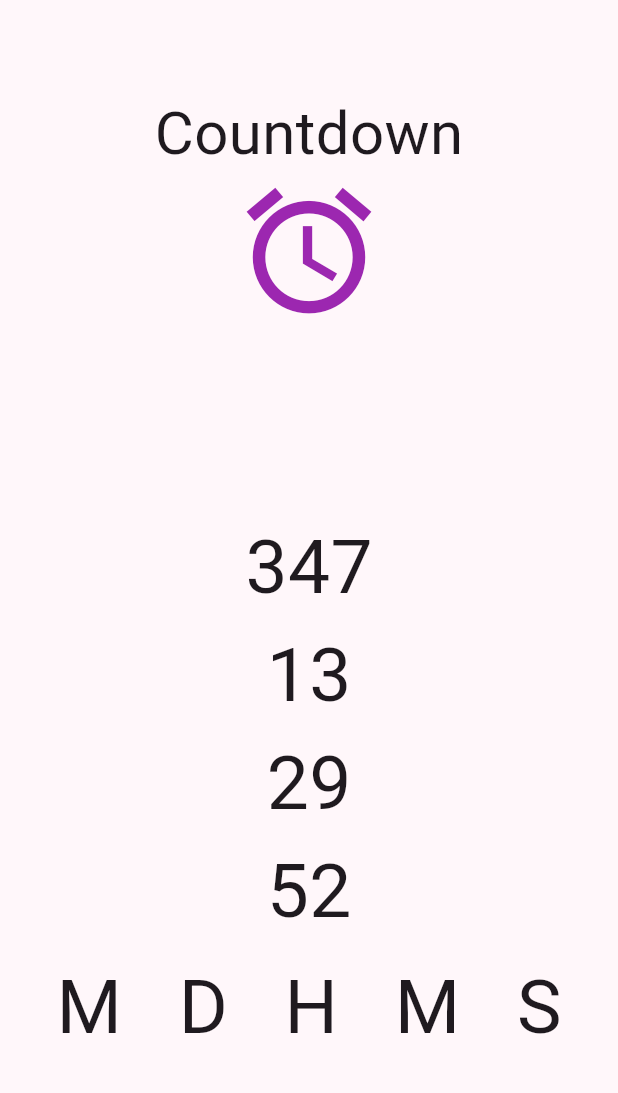
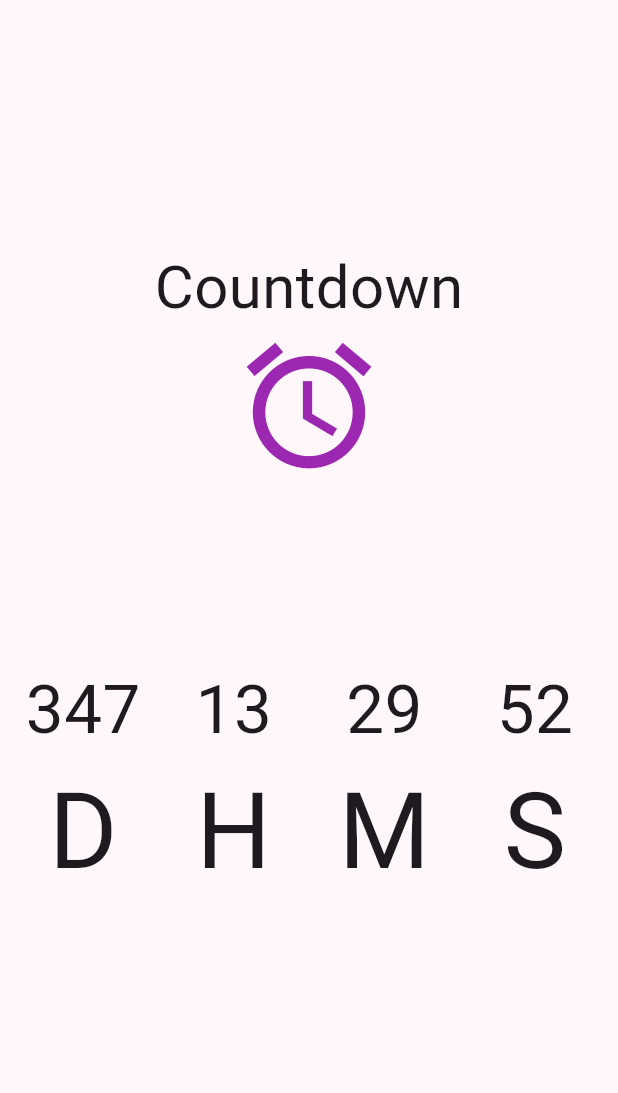
Before and after one commit to systemry420/flutter_apps, a Flutter app: the screen it shows after launch, on a phone screen of 412 x 824 dp, the part 84-1177 px from its top. Run offline on Flutter 3.47's test engine with Material 3 defaults, Android fonts, the phone set to English and light mode, and no system bars.

Commit message:
some more styling

```diff
--- a/lib/Countdown.dart
+++ b/lib/Countdown.dart
@@ -52,46 +52,51 @@ class _CountdownState extends State<Countdown> {
           Row(
             mainAxisAlignment: MainAxisAlignment.spaceEvenly,
             children: [
-              SafeArea(
-                child: Padding(
-                    padding: const EdgeInsets.symmetric(vertical: 5),
-                    child: Column(
-                      mainAxisAlignment: MainAxisAlignment.spaceEvenly,
-                      children: [
-                        Column(
-                          children: [
-                            Text('${ days < 10 ? "0$days" : days}', style: TextStyle(fontSize: 50),),
-                          ],
-                        ),
-                        Column(
-                          children: [
-                            Text('${ hours < 10 ? "0$hours" : hours }', style: TextStyle(fontSize: 50),),
-                          ],
-                        ),
-                        Row(
-                          children: [
-                            Text('${ minutes }', style: TextStyle(fontSize: 50),),
-                          ],
-                        ),
-                        Row(
-                          children: [
-                            Text('$seconds', style: TextStyle(fontSize: 50),),
-                          ],
-                        ),
-                      ],
-                    ),
-                ),
+              Container(
+                  child: Text('${ days < 10 ? "0$days" : days}', style: TextStyle(fontSize: 45),),
+                width: 90,
+                alignment: Alignment.center,
+              ),
+              Container(
+                  child: Text('${ hours < 10 ? "0$hours" : hours }', style: TextStyle(fontSize: 45),),
+                width: 90,
+                alignment: Alignment.center,
+              ),
+              Container(
+                  child: Text('${ minutes < 10 ? "0$minutes" : minutes }', style: TextStyle(fontSize: 45),),
+                width: 90,
+                alignment: Alignment.center,
+              ),
+              Container(
+                  child: Text('${ seconds < 10 ? "0$seconds": seconds }', style: TextStyle(fontSize: 45),),
+                width: 90,
+                alignment: Alignment.center,
               ),
             ],
           ),
           Row(
             mainAxisAlignment: MainAxisAlignment.spaceEvenly,
             children: [
-              Text('M', style: TextStyle(fontSize: 50),),
-              Text('D', style: TextStyle(fontSize: 50),),
-              Text('H', style: TextStyle(fontSize: 50),),
-              Text('M', style: TextStyle(fontSize: 50),),
-              Text('S', style: TextStyle(fontSize: 50),),
+              Container(
+                  child: Text('D', style: TextStyle(fontSize: 70),),
+                width: 90,
+                alignment: Alignment.center,
+              ),
+              Container(
+                  child: Text('H', style: TextStyle(fontSize: 70),),
+                width: 90,
+                alignment: Alignment.center,
+              ),
+              Container(
+                  child: Text('M', style: TextStyle(fontSize: 70),),
+                width: 90,
+                alignment: Alignment.center,
+              ),
+              Container(
+                  child: Text('S', style: TextStyle(fontSize: 70),),
+                width: 90,
+                alignment: Alignment.center,
+              ),
             ],
           )
         ],
```
